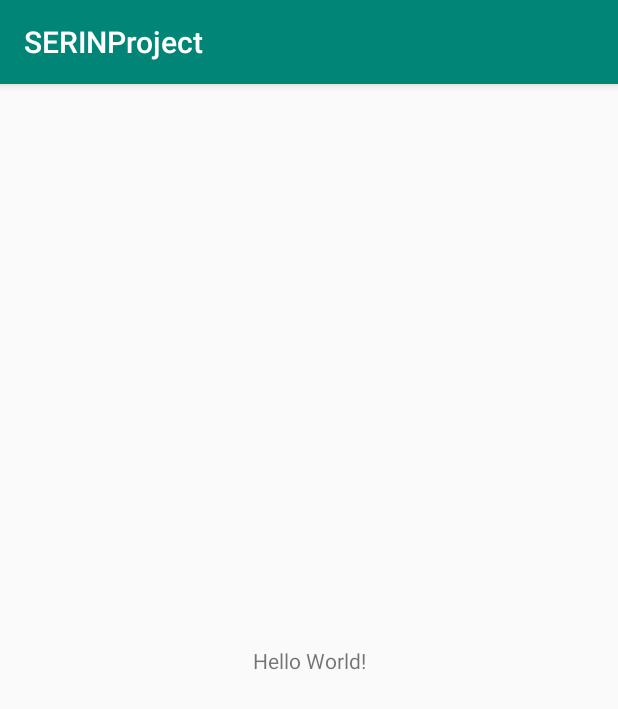
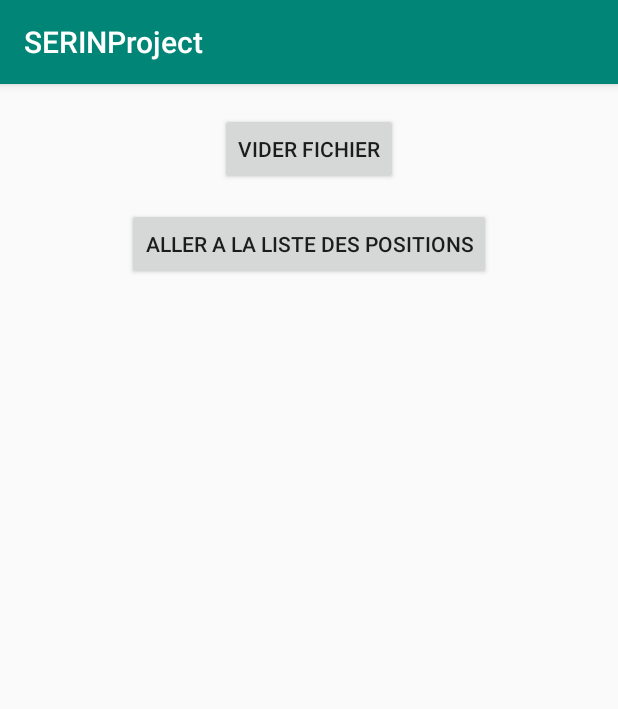
Before and after one commit to revedelle/AndroidProjectRunning, an Android app: the screen it shows after launch (MainActivity), on a phone screen of 412 x 824 dp. Shown: the top 709 px of the screen. Run offline under Robolectric (Android 15) with nearby library versions, the phone set to English and light mode, and no system bars.

Commit message:
Fonctionnalité log position GPS ok + activité liste pos crée

```diff
--- a/app/src/main/AndroidManifest.xml
+++ b/app/src/main/AndroidManifest.xml
@@ -1,6 +1,7 @@
 <?xml version="1.0" encoding="utf-8"?>
 <manifest xmlns:android="http://schemas.android.com/apk/res/android"
     package="com.example.serin.serinproject">
+
     <uses-permission android:name="android.permission.ACCESS_FINE_LOCATION" />
 
     <application
@@ -17,7 +18,10 @@
                 <category android:name="android.intent.category.LAUNCHER" />
             </intent-filter>
         </activity>
-        <service android:name=".GPService"/>
+
+        <service android:name=".GPService" />
+
+        <activity android:name=".PosListActivity"></activity>
     </application>
 
 </manifest>
--- a/app/src/main/java/com/example/serin/serinproject/MainActivity.java
+++ b/app/src/main/java/com/example/serin/serinproject/MainActivity.java
@@ -7,9 +7,17 @@ import android.support.v4.app.ActivityCompat;
 import android.support.v4.content.ContextCompat;
 import android.support.v7.app.AppCompatActivity;
 import android.os.Bundle;
+import android.util.Log;
+import android.view.View;
+import android.widget.Button;
 import android.widget.TextView;
 
+import java.io.BufferedReader;
+import java.io.File;
 import java.io.FileInputStream;
+import java.io.FileNotFoundException;
+import java.io.FileReader;
+import java.io.IOException;
 
 public class MainActivity extends AppCompatActivity {
 
@@ -17,27 +25,63 @@ public class MainActivity extends AppCompatActivity {
     protected void onCreate(Bundle savedInstanceState) {
         super.onCreate(savedInstanceState);
         setContentView(R.layout.activity_main);
+        Button btn = findViewById(R.id.erase);
+        Button toList = findViewById(R.id.toList);
+
+        //Boutton d'éffacement du fichier texte
+        btn.setOnClickListener(new View.OnClickListener() {
+            public void onClick(View v) {
+                File file = new File("GPSPos");
+                file.delete();
+            }
+        });
+
+        toList.setOnClickListener(new View.OnClickListener() {
+            @Override
+            public void onClick(View v) {
+                Intent intentToList =new Intent(getApplicationContext(),PosListActivity.class);
+                startActivity(intentToList);
+            }
+        });
+
+
 
 
         //Demande d'autorisation GPS au démarage
-        if (ContextCompat.checkSelfPermission(MainActivity.this,Manifest.permission.ACCESS_FINE_LOCATION)!= PackageManager.PERMISSION_GRANTED)
-        {
+        if (ContextCompat.checkSelfPermission(MainActivity.this, Manifest.permission.ACCESS_FINE_LOCATION) != PackageManager.PERMISSION_GRANTED) {
             ActivityCompat.requestPermissions(MainActivity.this,
                     new String[]{Manifest.permission.ACCESS_FINE_LOCATION},
                     0);
+        } else {
+            startService(new Intent(this, GPService.class));
         }
 
-        else
-        {
-            startService(new Intent(this,GPService.class));
+    }
+
+    public String readTextFile(String actualFile) {
+
+        String contents ="";
+
+        try {
+
+            // Get the text file
+            File file = new File(actualFile);
+            // read the file to get contents
+            BufferedReader br = new BufferedReader(new FileReader(file));
+            String line;
+
+            while ((line = br.readLine()) != null) {
+                // store the text file line to contents variable
+                contents += line + ":";
+            }
+        } catch (FileNotFoundException e) {
+            e.printStackTrace();
+        } catch (IOException e) {
+            e.printStackTrace();
         }
-
-        TextView txt = findViewById(R.id.txt);
-        //FileInputStream fis = new FileInputStream();
-
-
+        return contents;
 
     }
 
 
-    }
+}
--- a/app/src/main/res/layout/activity_main.xml
+++ b/app/src/main/res/layout/activity_main.xml
@@ -4,16 +4,27 @@
     xmlns:tools="http://schemas.android.com/tools"
     android:layout_width="match_parent"
     android:layout_height="match_parent"
-    tools:context=".MainActivity">
+    tools:context=".MainActivity"
+    tools:layout_editor_absoluteY="81dp">
 
-    <TextView
-        android:id="@+id/txt"
+    <Button
+        android:id="@+id/erase"
         android:layout_width="wrap_content"
         android:layout_height="wrap_content"
-        android:text="Hello World!"
-        app:layout_constraintBottom_toBottomOf="parent"
-        app:layout_constraintLeft_toLeftOf="parent"
-        app:layout_constraintRight_toRightOf="parent"
+        android:layout_marginTop="19dp"
+        android:text="Vider fichier"
+        app:layout_constraintEnd_toEndOf="parent"
+        app:layout_constraintStart_toStartOf="parent"
         app:layout_constraintTop_toTopOf="parent" />
 
+    <Button
+        android:id="@+id/toList"
+        android:layout_width="wrap_content"
+        android:layout_height="wrap_content"
+        android:layout_marginTop="15dp"
+        android:text="Aller a la liste des positions"
+        app:layout_constraintEnd_toEndOf="parent"
+        app:layout_constraintStart_toStartOf="parent"
+        app:layout_constraintTop_toBottomOf="@+id/erase" />
+
 </android.support.constraint.ConstraintLayout>
```
Also changed, not shown: app/src/main/java/com/example/serin/serinproject/GPService.java (+5 -4 lines), app/src/main/java/com/example/serin/serinproject/PosListActivity.java (added, +14 -0 lines), app/src/main/res/layout/activity_pos_list.xml (added, +9 -0 lines).
